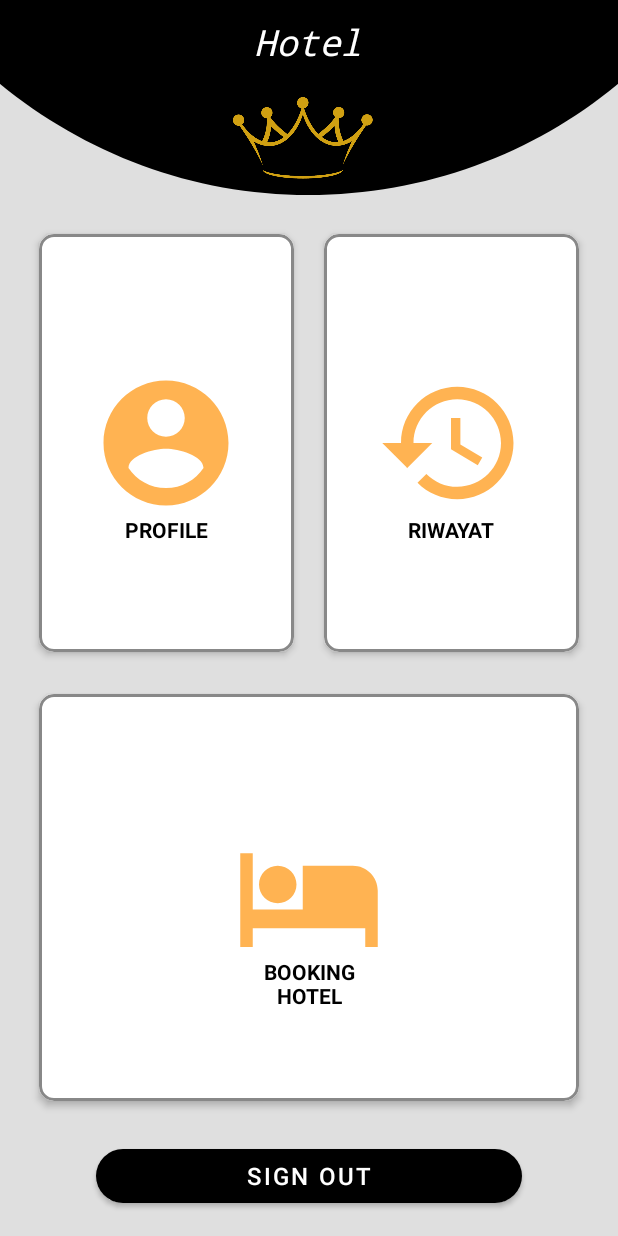
After one commit to Rama-Andika/PBP_UAS_A_KelJ, an Android app: the HomeActivity screen opened directly, with no data from a screen before it, on a phone screen of 412 x 824 dp. The commit adds this screen. Run offline under Robolectric (Android 15) with nearby library versions, the light colour scheme and no system bars.

Commit message:
master file

```diff
--- a/app/build.gradle
+++ b/app/build.gradle
@@ -35,6 +35,9 @@ dependencies {
     testImplementation 'junit:junit:4.12'
     androidTestImplementation 'androidx.test.ext:junit:1.1.1'
     androidTestImplementation 'androidx.test.espresso:espresso-core:3.2.0'
+    implementation 'androidx.cardview:cardview:1.0.0'
+    implementation "androidx.cardview:cardview:1.0.0"
+
 
 
     implementation 'com.google.firebase:firebase-analytics:17.5.0'
--- a/app/src/main/AndroidManifest.xml
+++ b/app/src/main/AndroidManifest.xml
@@ -16,9 +16,9 @@
                 <category android:name="android.intent.category.LAUNCHER" />
             </intent-filter>
         </activity>
-        <activity android:name=".LoginActivity"></activity>
-        <activity android:name=".SignupActivity"></activity>
-
+        <activity android:name=".LoginActivity" />
+        <activity android:name=".SignupActivity" />
+        <activity android:name=".HomeActivity"></activity>
         <meta-data
             android:name="preloaded_fonts"
             android:resource="@array/preloaded_fonts" />
--- /dev/null
+++ b/app/src/main/java/com/example/tubes/HomeActivity.java
@@ -0,0 +1,16 @@
+package com.example.tubes;
+
+import androidx.appcompat.app.AppCompatActivity;
+
+import android.os.Bundle;
+import android.view.WindowManager;
+
+public class HomeActivity extends AppCompatActivity {
+
+    @Override
+    protected void onCreate(Bundle savedInstanceState) {
+        super.onCreate(savedInstanceState);
+        getWindow().setFlags(WindowManager.LayoutParams.FLAG_FULLSCREEN,WindowManager.LayoutParams.FLAG_FULLSCREEN );
+        setContentView(R.layout.activity_home);
+    }
+}
--- a/app/src/main/java/com/example/tubes/LoginActivity.java
+++ b/app/src/main/java/com/example/tubes/LoginActivity.java
@@ -102,6 +102,10 @@ public class LoginActivity extends AppCompatActivity {
                                     progressDialog.dismiss();
                                 }
                             }, 3000);
+
+                    Intent i = new Intent(LoginActivity.this, HomeActivity.class);
+                    startActivity(i);
+                    overridePendingTransition(R.anim.push_left_in, R.anim.push_left_out);
                 }
             }
         });
@@ -132,6 +136,7 @@ public class LoginActivity extends AppCompatActivity {
     }
 
     public void onLoginSuccess() {
+
         btn_login.setEnabled(true);
         finish();
     }
--- /dev/null
+++ b/app/src/main/res/drawable-v24/bg_home_curve.xml
@@ -0,0 +1,5 @@
+<?xml version="1.0" encoding="utf-8"?>
+<vector android:height="34.0dip" android:width="360.0dip" android:viewportWidth="360.0" android:viewportHeight="34.0"
+    xmlns:android="http://schemas.android.com/apk/res/android">
+    <path android:fillColor="@color/black" android:pathData="M179.517,34c68.326,0 131.1,-12.556 180.478,-34.028C359.998,-11.173 360,-46.498 360,-106L0,-106v105.972C49.23,21.193 111.636,34 179.517,34z" android:fillType="evenOdd" />
+</vector>
--- /dev/null
+++ b/app/src/main/res/drawable-v24/bg_home_wave.xml
@@ -0,0 +1,7 @@
+<?xml version="1.0" encoding="utf-8"?>
+<vector android:height="84.0dip" android:width="360.0dip" android:viewportWidth="360.0" android:viewportHeight="84.0"
+    xmlns:android="http://schemas.android.com/apk/res/android" xmlns:aapt="http://schemas.android.com/aapt">
+    <path android:fillColor="@color/black" android:pathData="M-120,-20a300,160 0,1 0,600 0a300,160 0,1 0,-600 0z" android:strokeColor="#00000000" android:strokeWidth="1.0" android:fillType="evenOdd" />
+    <path android:fillColor="@color/black" android:pathData="M360,19C352.582,41.202 331.338,50.823 296.266,47.862C243.659,43.422 200.15,29.245 146.721,63.404C111.102,86.176 62.195,72.3 -0,21.775L-0,108C54.667,129.333 114.667,140 180,140C245.333,140 305.333,129.333 360,108L360,19Z" android:strokeColor="#00000000" android:strokeWidth="1.0" android:fillAlpha="0.06" android:fillType="evenOdd" />
+    <path android:fillColor="@color/black" android:pathData="M360,1.097C336.2,-3.603 310.871,6.803 284.011,32.315C243.722,70.584 228.244,69.217 193.816,55.478C159.389,41.739 55.35,33.012 -0,64C-36.9,84.659 -36.9,99.325 -0,108C53.333,129.333 113.333,140 180,140C246.667,140 306.667,129.333 360,108L360,1.097Z" android:strokeColor="#00000000" android:strokeWidth="1.0" android:fillAlpha="0.05" android:fillType="evenOdd" />
+</vector>
--- /dev/null
+++ b/app/src/main/res/drawable-v24/book_hotel.xml
@@ -0,0 +1,11 @@
+<vector xmlns:android="http://schemas.android.com/apk/res/android"
+    android:width="24dp"
+    android:height="24dp"
+    android:viewportWidth="24"
+    android:viewportHeight="24"
+    android:tint="@color/orange"
+    android:alpha="0.8">
+    <path
+        android:fillColor="#FF000000"
+        android:pathData="M7,13c1.66,0 3,-1.34 3,-3S8.66,7 7,7s-3,1.34 -3,3 1.34,3 3,3zM19,7h-8v7L3,14L3,5L1,5v15h2v-3h18v3h2v-9c0,-2.21 -1.79,-4 -4,-4z"/>
+</vector>
--- /dev/null
+++ b/app/src/main/res/drawable-v24/notification.xml
@@ -0,0 +1,11 @@
+<vector xmlns:android="http://schemas.android.com/apk/res/android"
+    android:width="24dp"
+    android:height="24dp"
+    android:viewportWidth="24"
+    android:viewportHeight="24"
+    android:tint="@color/orange"
+    android:alpha="0.8">
+    <path
+        android:fillColor="#FF000000"
+        android:pathData="M13,3c-4.97,0 -9,4.03 -9,9L1,12l3.89,3.89 0.07,0.14L9,12L6,12c0,-3.87 3.13,-7 7,-7s7,3.13 7,7 -3.13,7 -7,7c-1.93,0 -3.68,-0.79 -4.94,-2.06l-1.42,1.42C8.27,19.99 10.51,21 13,21c4.97,0 9,-4.03 9,-9s-4.03,-9 -9,-9zM12,8v5l4.28,2.54 0.72,-1.21 -3.5,-2.08L13.5,8L12,8z"/>
+</vector>
--- /dev/null
+++ b/app/src/main/res/drawable-v24/profile.xml
@@ -0,0 +1,11 @@
+<vector xmlns:android="http://schemas.android.com/apk/res/android"
+    android:width="24dp"
+    android:height="24dp"
+    android:viewportWidth="24"
+    android:viewportHeight="24"
+    android:tint="@color/orange"
+    android:alpha="0.8">
+    <path
+        android:fillColor="@color/blue"
+        android:pathData="M12,2C6.48,2 2,6.48 2,12s4.48,10 10,10 10,-4.48 10,-10S17.52,2 12,2zM12,5c1.66,0 3,1.34 3,3s-1.34,3 -3,3 -3,-1.34 -3,-3 1.34,-3 3,-3zM12,19.2c-2.5,0 -4.71,-1.28 -6,-3.22 0.03,-1.99 4,-3.08 6,-3.08 1.99,0 5.97,1.09 6,3.08 -1.29,1.94 -3.5,3.22 -6,3.22z"/>
+</vector>
--- /dev/null
+++ b/app/src/main/res/layout/activity_home.xml
@@ -0,0 +1,222 @@
+<?xml version="1.0" encoding="utf-8"?>
+<LinearLayout xmlns:android="http://schemas.android.com/apk/res/android"
+    xmlns:app="http://schemas.android.com/apk/res-auto"
+    xmlns:tools="http://schemas.android.com/tools"
+    android:layout_width="wrap_content"
+    android:layout_height="match_parent"
+    android:background="@color/gray"
+    android:orientation="vertical"
+    tools:context=".HomeActivity">
+
+    <FrameLayout
+        android:id="@+id/flMain"
+        android:layout_width="match_parent"
+        android:layout_height="?actionBarSize"
+        android:background="@drawable/bg_home_wave"
+        android:fitsSystemWindows="true">
+
+        <RelativeLayout
+            android:id="@+id/rlAppName"
+            android:layout_width="wrap_content"
+            android:layout_height="wrap_content"
+            android:layout_gravity="center">
+
+            <TextView
+                android:layout_width="wrap_content"
+                android:layout_height="wrap_content"
+                android:layout_centerInParent="true"
+                android:fontFamily="monospace"
+                android:text="Hotel"
+                android:textColor="@android:color/white"
+                android:textSize="24sp"
+                android:textStyle="italic" />
+
+        </RelativeLayout>
+
+    </FrameLayout>
+
+    <LinearLayout
+        android:id="@+id/llCurved"
+        android:layout_width="match_parent"
+        android:layout_height="74dp"
+        android:background="@drawable/bg_home_curve"
+        android:orientation="horizontal">
+
+        <RelativeLayout
+
+            android:layout_width="wrap_content"
+            android:layout_height="155dp"
+            android:layout_gravity="center">
+
+            <ImageView
+                android:layout_width="match_parent"
+                android:layout_height="match_parent"
+                android:src="@drawable/crown" />
+
+        </RelativeLayout>
+
+
+    </LinearLayout>
+
+
+
+    <LinearLayout
+        android:layout_width="match_parent"
+        android:layout_height="0dp"
+        android:layout_marginTop="16dp"
+        android:layout_weight="0.8"
+        android:orientation="horizontal"
+        android:paddingLeft="16dp"
+        android:paddingRight="16dp"
+        android:paddingBottom="8dp">
+
+        <com.google.android.material.card.MaterialCardView
+            android:layout_width="0dp"
+            android:layout_height="match_parent"
+            android:layout_margin="10dp"
+            android:layout_weight="1"
+            android:gravity="center"
+            android:orientation="vertical"
+            android:padding="16dp"
+            app:cardCornerRadius="10dp"
+            app:cardElevation="3dp"
+            app:strokeColor="@color/jumbo"
+            app:strokeWidth="2dp">
+
+            <RelativeLayout
+                android:layout_width="match_parent"
+                android:layout_height="wrap_content"
+                android:layout_gravity="center">
+
+                <ImageView
+                    android:id="@+id/imgProfile"
+                    android:layout_width="100dp"
+                    android:layout_height="100dp"
+                    android:layout_centerInParent="true"
+                    android:src="@drawable/profile" />
+
+                <TextView
+                    android:layout_width="match_parent"
+                    android:layout_height="wrap_content"
+                    android:layout_below="@+id/imgProfile"
+                    android:layout_marginTop="15dp"
+                    android:gravity="center"
+                    android:text="PROFILE"
+                    android:textAppearance="@style/Base.TextAppearance.AppCompat.Small"
+                    android:textColor="#000000"
+                    android:textStyle="bold" />
+
+            </RelativeLayout>
+
+        </com.google.android.material.card.MaterialCardView>
+
+        <com.google.android.material.card.MaterialCardView
+            android:layout_width="0dp"
+            android:layout_height="match_parent"
+            android:layout_margin="10dp"
+            android:layout_weight="1"
+            android:gravity="center"
+
+            android:orientation="vertical"
+            android:padding="16dp"
+            app:cardCornerRadius="10dp"
+            app:cardElevation="3dp"
+            app:strokeColor="@color/jumbo"
+            app:strokeWidth="2dp">
+
+            <RelativeLayout
+                android:layout_width="match_parent"
+                android:layout_height="wrap_content"
+                android:layout_gravity="center">
+
+                <ImageView
+                    android:id="@+id/imgHistory"
+                    android:layout_width="100dp"
+                    android:layout_height="100dp"
+                    android:layout_centerInParent="true"
+                    android:layout_gravity="center"
+                    android:src="@drawable/notification" />
+
+                <TextView
+                    android:layout_width="match_parent"
+                    android:layout_height="wrap_content"
+                    android:layout_below="@+id/imgHistory"
+                    android:layout_marginTop="15dp"
+                    android:gravity="center"
+                    android:text="RIWAYAT"
+                    android:textAppearance="@style/Base.TextAppearance.AppCompat.Small"
+                    android:textColor="#000000"
+                    android:textStyle="bold" />
+
+            </RelativeLayout>
+
+        </com.google.android.material.card.MaterialCardView>
+
+    </LinearLayout>
+
+    <LinearLayout
+        android:layout_width="match_parent"
+        android:layout_height="0dp"
+        android:layout_weight="0.8"
+        android:orientation="horizontal"
+        android:paddingLeft="16dp"
+        android:paddingRight="16dp"
+        android:paddingBottom="16dp">
+
+
+        <com.google.android.material.card.MaterialCardView
+            android:layout_width="0dp"
+            android:layout_height="match_parent"
+            android:layout_margin="10dp"
+            android:layout_weight="1"
+            android:gravity="center"
+            android:orientation="vertical"
+            android:padding="16dp"
+            app:cardCornerRadius="10dp"
+            app:cardElevation="3dp"
+            app:strokeColor="@color/jumbo"
+            app:strokeWidth="2dp">
+
+            <RelativeLayout
+                android:layout_width="match_parent"
+                android:layout_height="wrap_content"
+                android:layout_gravity="center">
+
+                <ImageView
+                    android:id="@+id/imgHotel"
+                    android:layout_width="100dp"
+                    android:layout_height="100dp"
+                    android:layout_centerInParent="true"
+                    android:src="@drawable/book_hotel" />
+
+                <TextView
+                    android:layout_width="match_parent"
+                    android:layout_height="wrap_content"
+                    android:layout_below="@+id/imgHotel"
+                    android:layout_marginTop="15dp"
+                    android:gravity="center"
+                    android:text="BOOKING\nHOTEL"
+                    android:textAppearance="@style/Base.TextAppearance.AppCompat.Small"
+                    android:textColor="#000000"
+                    android:textStyle="bold" />
+
+            </RelativeLayout>
+
+        </com.google.android.material.card.MaterialCardView>
+
+    </LinearLayout>
+
+    <com.google.android.material.button.MaterialButton
+        android:id="@+id/out"
+        android:layout_width="match_parent"
+        android:layout_height="48dp"
+        android:layout_marginLeft="64dp"
+        android:layout_marginRight="64dp"
+        android:layout_marginBottom="16dp"
+        android:text="Sign Out"
+        android:textSize="16sp"
+        android:theme="@style/Theme.MaterialComponents.Light"
+        app:backgroundTint="#000000"
+        app:cornerRadius="50dp" />
+
+</LinearLayout>
--- a/app/src/main/res/values/colors.xml
+++ b/app/src/main/res/values/colors.xml
@@ -5,6 +5,10 @@
     <color name="primary_darker">#CC1D1D</color>
     <color name="accent">#FFFFFF</color>
 
+    <color name="gray">#dfdfdf</color>
+    <color name="colorPrimaryDark">#6BB98B</color>
+    <color name="orange">#ffa027</color>
+    <color name="blue">#18e0f0</color>
     <color name="black">#000000</color>
     <color name="jet">#222222</color>
     <color name="oil">#333333</color>
--- a/app/src/main/res/values/styles.xml
+++ b/app/src/main/res/values/styles.xml
@@ -24,7 +24,7 @@
     <style name="AppTheme.Dark.Dialog" parent="Theme.MaterialComponents.Dialog">
         <item name="colorAccent">@color/white</item>
         <item name="android:textColorPrimary">@color/iron</item>
-        <item name="android:background">@color/primary</item>
+        <item name="android:background">@color/black</item>
     </style>
 
 </resources>
```
Also changed, not shown: app/src/main/res/drawable-v24/hamburger.png (added).
